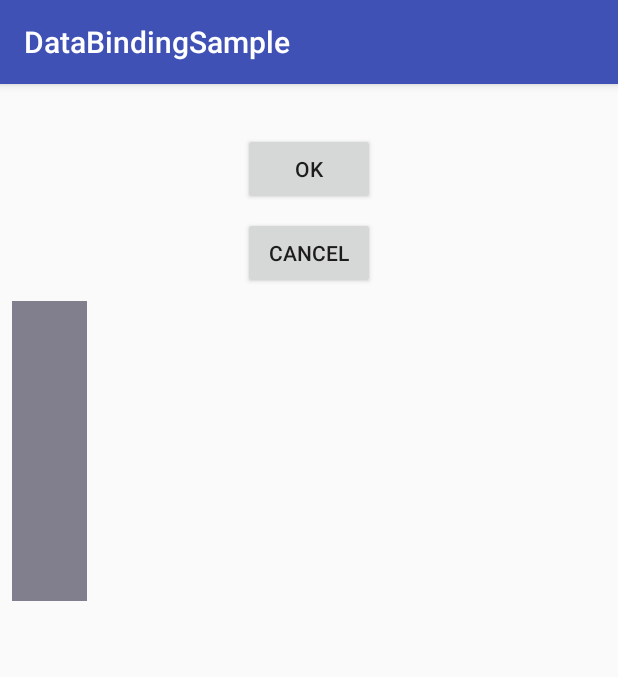
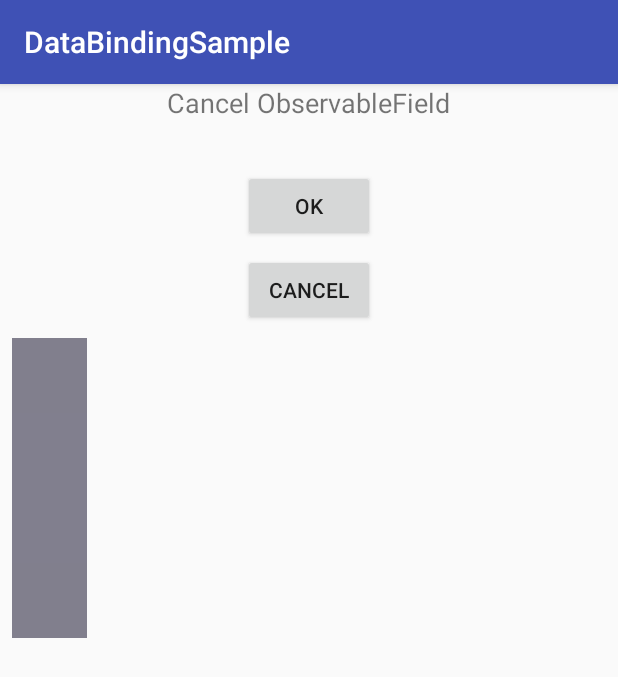
Before and after one commit to newstlee/DataBindingSample, an Android app: the screen it shows after launch (MainActivity), after a tap on "CANCEL", on a phone screen of 412 x 824 dp. Shown: the top 677 px of the screen. Run offline under Robolectric (Android 15) with nearby library versions, the phone set to English and light mode, and no system bars; our stand-ins replace data binding; 6 statements that could not run were skipped; 1 other tap on this screen came first.

Commit message:
add ObservableField (데이터 변경 시 view 변경 처리)

```diff
--- a/app/src/main/java/com/st/mh/databindingsample/MainActivity.kt
+++ b/app/src/main/java/com/st/mh/databindingsample/MainActivity.kt
@@ -8,12 +8,14 @@ import android.view.View
 import com.st.mh.databindingsample.adapter.UserAdapter
 import com.st.mh.databindingsample.databinding.ActivityMainBinding
 import com.st.mh.databindingsample.model.User
+import com.st.mh.databindingsample.model.User2
 
 
 class MainActivity : AppCompatActivity() {
 
     private lateinit var binding: ActivityMainBinding
     lateinit var model: User
+    lateinit var user: User2
 
     override fun onCreate(savedInstanceState: Bundle?) {
         super.onCreate(savedInstanceState)
@@ -24,15 +26,25 @@ class MainActivity : AppCompatActivity() {
         model = User("lst", 38, R.color.colorAccent)
         binding.model = model
 
+        user = User2()
+        user.name.set("lst ")
+        user.age.set(38)
+        user.color.set(R.color.colorAccent)
+        binding.user = user
+
         setRecyclerView()
     }
 
     fun onOk(view: View) {
-        model.setName("OK")
+        model.setName("BaseObserbavle")
+
+        user.name.set("ObservableField")
     }
 
     fun onCancel(view: View) {
-        model.setName("Cancel")
+        model.setName("Cancel BaseObserbavle")
+
+        user.name.set("Cancel ObservableField")
     }
 
     private fun setRecyclerView() {
--- /dev/null
+++ b/app/src/main/java/com/st/mh/databindingsample/model/User2.kt
@@ -0,0 +1,11 @@
+package com.st.mh.databindingsample.model
+
+import android.databinding.ObservableField
+import android.databinding.ObservableInt
+
+class User2 {
+
+    val name = ObservableField<String>()
+    val age = ObservableInt()
+    val color = ObservableInt()
+}
--- a/app/src/main/res/layout/activity_main.xml
+++ b/app/src/main/res/layout/activity_main.xml
@@ -12,12 +12,26 @@
         <variable
             name="model"
             type="com.st.mh.databindingsample.model.User" />
+
+        <variable
+            name="user"
+            type="com.st.mh.databindingsample.model.User2" />
     </data>
 
     <android.support.constraint.ConstraintLayout
         android:layout_width="match_parent"
         android:layout_height="match_parent"
         tools:context=".MainActivity">
+
+        <TextView
+            android:id="@+id/text_title2"
+            android:layout_width="wrap_content"
+            android:layout_height="wrap_content"
+            android:text="@{user.name}"
+            android:textSize="18sp"
+            app:layout_constraintLeft_toLeftOf="parent"
+            app:layout_constraintRight_toRightOf="parent"
+            app:layout_constraintTop_toTopOf="parent" />
 
         <TextView
             android:id="@+id/text_title"
@@ -27,7 +41,7 @@
             android:textSize="18sp"
             app:layout_constraintLeft_toLeftOf="parent"
             app:layout_constraintRight_toRightOf="parent"
-            app:layout_constraintTop_toTopOf="parent" />
+            app:layout_constraintTop_toBottomOf="@id/text_title2" />
 
         <Button
             android:id="@+id/button_ok"
```
